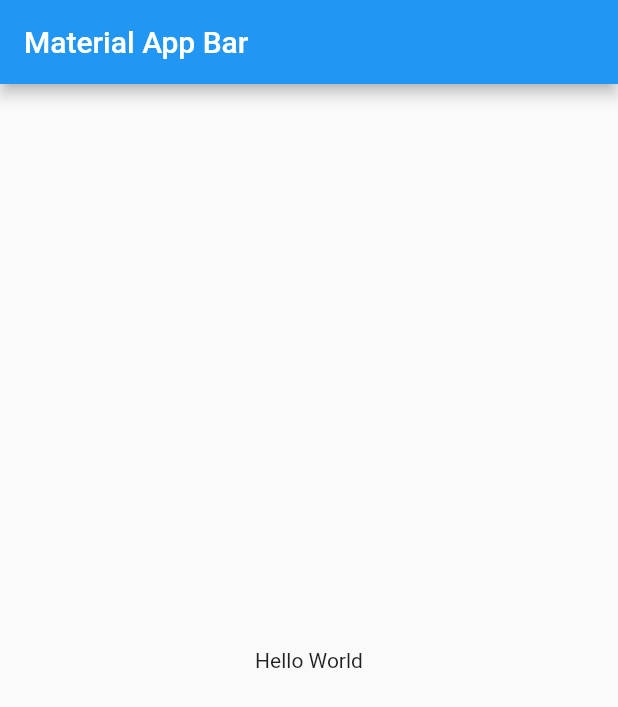
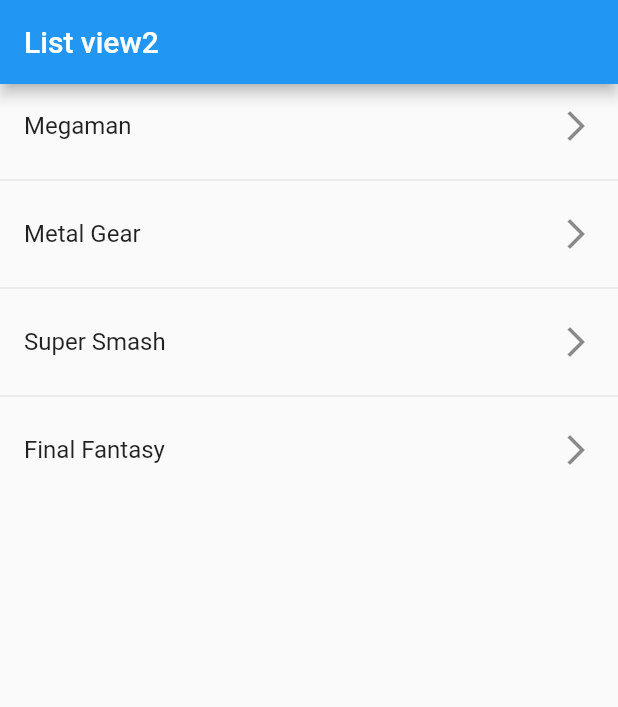
Before and after one commit to marwilc/flutter_components_app, a Flutter app: the screen it shows after launch, on a phone screen of 412 x 824 dp. Shown: the top 707 px of the screen. Run offline on Flutter 3.47's test engine with Material 2 defaults, Android fonts, the phone set to English and light mode, and no system bars.

Commit message:
:sparkles: add list views

```diff
--- a/lib/main.dart
+++ b/lib/main.dart
@@ -1,3 +1,4 @@
+import 'package:fl_components_app/screens/listview2_screen.dart';
 import 'package:flutter/material.dart';
 
 void main() => runApp(const MyApp());
@@ -7,16 +8,9 @@
 
   @override
   Widget build(BuildContext context) {
-    return MaterialApp(
-      title: 'Material App',
-      home: Scaffold(
-        appBar: AppBar(
-          title: const Text('Material App Bar'),
-        ),
-        body: const Center(
-          child: Text('Hello World'),
-        ),
-      ),
-    );
+    return const MaterialApp(
+        debugShowCheckedModeBanner: false,
+        title: 'Material App',
+        home: ListView2Screen());
   }
 }
--- /dev/null
+++ b/lib/screens/listview1_screen.dart
@@ -0,0 +1,29 @@
+import 'package:flutter/material.dart';
+
+class ListView1Screen extends StatelessWidget {
+  final options = const [
+    'Megaman',
+    'Metal Gear',
+    'Super Smash',
+    'Final Fantasy'
+  ];
+  const ListView1Screen({Key? key}) : super(key: key);
+
+  @override
+  Widget build(BuildContext context) {
+    return Scaffold(
+        appBar: AppBar(title: const Text('List view1')),
+        body: ListView(
+          children: [
+            ...options
+                .map((game) => ListTile(
+                      title: Text(game),
+                      trailing: const Icon(Icons.arrow_forward_ios_outlined),
+                    ))
+                .toList(),
+            Divider(),
+            Text('Hola mundo')
+          ],
+        ));
+  }
+}
--- /dev/null
+++ b/lib/screens/listview2_screen.dart
@@ -0,0 +1,25 @@
+import 'package:flutter/material.dart';
+
+class ListView2Screen extends StatelessWidget {
+  final options = const [
+    'Megaman',
+    'Metal Gear',
+    'Super Smash',
+    'Final Fantasy'
+  ];
+  const ListView2Screen({Key? key}) : super(key: key);
+
+  @override
+  Widget build(BuildContext context) {
+    return Scaffold(
+        appBar: AppBar(title: const Text('List view2')),
+        body: ListView.separated(
+          itemCount: options.length,
+          itemBuilder: ((_, index) => ListTile(
+                title: Text(options[index]),
+                trailing: const Icon(Icons.arrow_forward_ios_outlined),
+              )),
+          separatorBuilder: ((_, __) => const Divider()),
+        ));
+  }
+}
```
